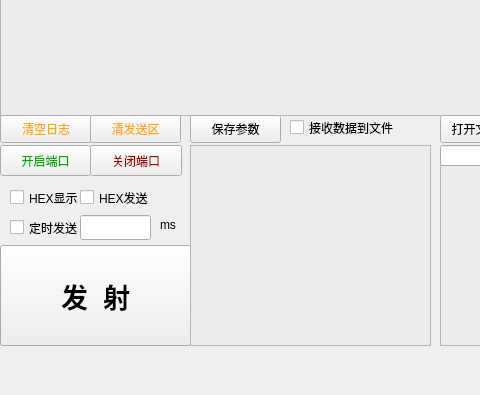
First picture: the form in src/lscom/lscom.ui, repository HBolck/lscom, before the edit; both pictures show x 0 to 480 and y 225 to 620 of the 855 by 620 pixel window.
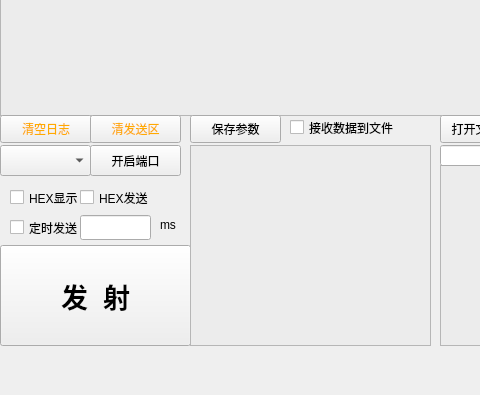
Second picture: the form after the edit.

Commit message: feature:https://gitee.com/hblockd/lscom/issues/IB99A1

```diff
--- a/src/lscom/lscom.ui
+++ b/src/lscom/lscom.ui
@@ -322,36 +322,22 @@
    <widget class="QPushButton" name="btu_open_com">
     <property name="geometry">
      <rect>
-      <x>0</x>
-      <y>370</y>
-      <width>91</width>
-      <height>31</height>
-     </rect>
-    </property>
-    <property name="styleSheet">
-     <string notr="true">color: rgb(0, 170, 0);</string>
-    </property>
-    <property name="text">
-     <string>开启端口</string>
-    </property>
-    <property name="autoDefault">
-     <bool>false</bool>
-    </property>
-   </widget>
-   <widget class="QPushButton" name="btu_close_com">
-    <property name="geometry">
-     <rect>
       <x>90</x>
       <y>370</y>
-      <width>92</width>
+      <width>91</width>
       <height>31</height>
      </rect>
     </property>
+    <property name="font">
+     <font>
+      <pointsize>9</pointsize>
+     </font>
+    </property>
     <property name="styleSheet">
-     <string notr="true">color: rgb(170, 0, 0);</string>
+     <string notr="true"/>
     </property>
     <property name="text">
-     <string>关闭端口</string>
+     <string>开启端口</string>
     </property>
     <property name="autoDefault">
      <bool>false</bool>
@@ -521,6 +507,16 @@
      <bool>true</bool>
     </property>
    </widget>
+   <widget class="QComboBox" name="protocolList">
+    <property name="geometry">
+     <rect>
+      <x>0</x>
+      <y>370</y>
+      <width>91</width>
+      <height>31</height>
+     </rect>
+    </property>
+   </widget>
   </widget>
   <widget class="QMenuBar" name="menubar">
    <property name="geometry">
```
Left out of the diff: 2 changed lines with no effect on the pictures. The commit also changes 3 other files.
